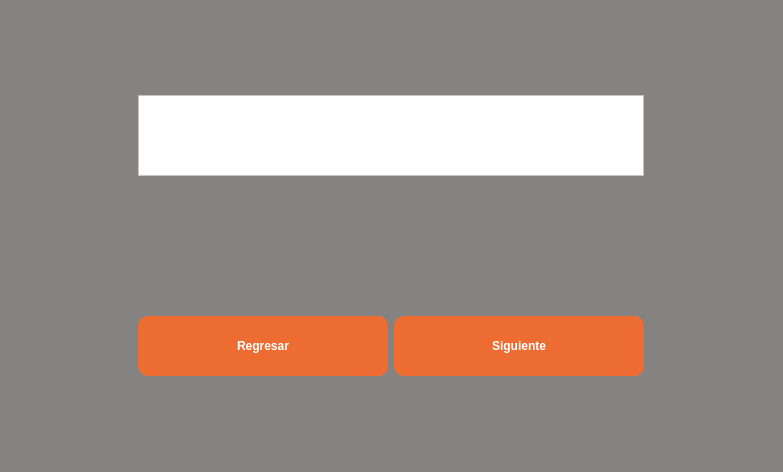
Above: PreviewDiploma.ui from RicarlOz/DiplomaGenerator before the change. Below: the same form after it.
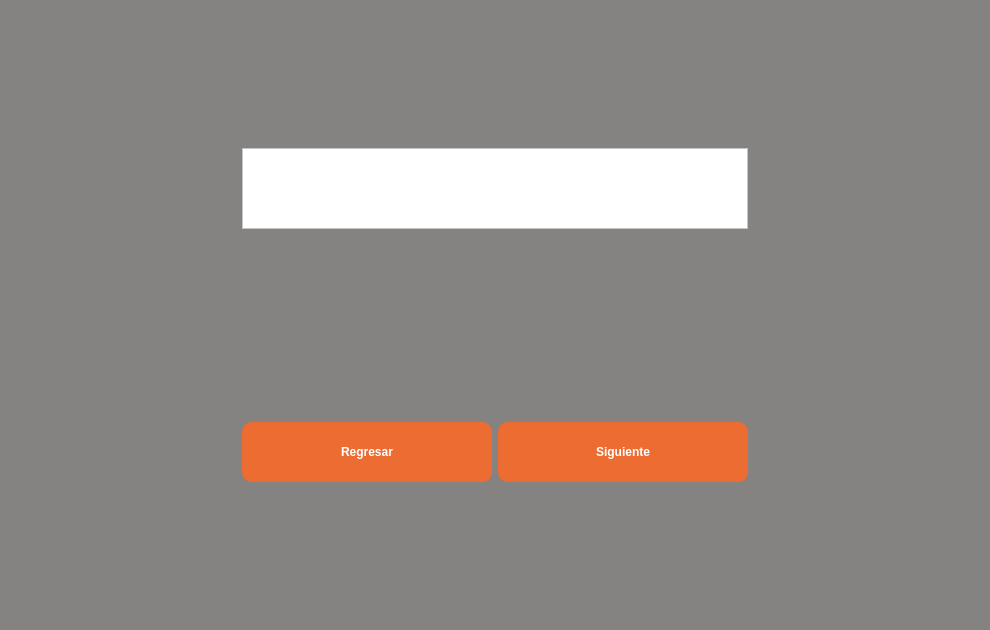
That is the form after the change. Icons and pictures are not drawn.

The edit to the form file:
```diff
--- a/PreviewDiploma.ui
+++ b/PreviewDiploma.ui
@@ -9,8 +9,8 @@
    <rect>
     <x>0</x>
     <y>0</y>
-    <width>783</width>
-    <height>472</height>
+    <width>990</width>
+    <height>630</height>
    </rect>
   </property>
   <property name="palette">
```
Left out of the diff: 28 changed lines with no effect on the pictures.
